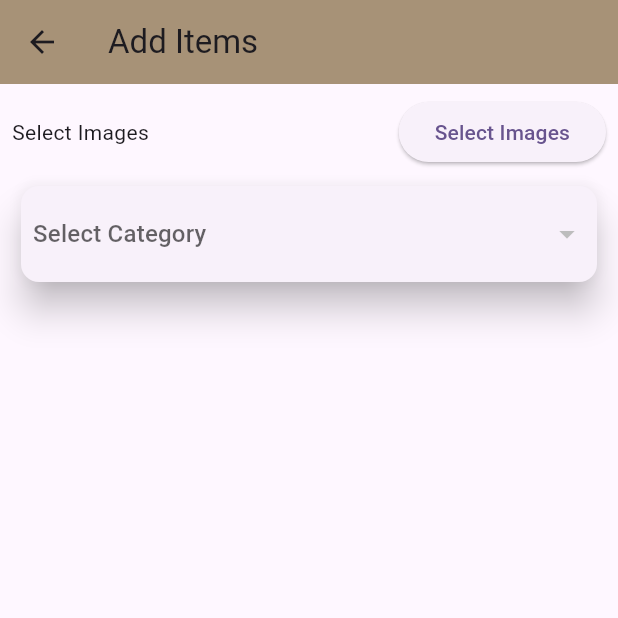
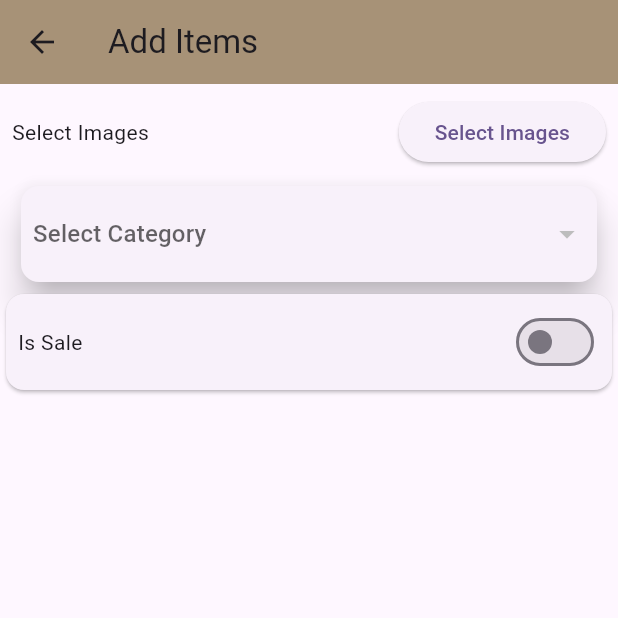
Before and after one commit to NajwaShaharudin/UniLoot, a Flutter app: the AddItemsScreen screen opened directly, on a phone screen of 412 x 824 dp, the top half of it. Run offline on Flutter 3.47's test engine with Material 3 defaults, Android fonts, the phone set to English and light mode, and no system bars; our stand-ins replace cached_network_image, carousel_slider, cloud_firestore, device_info_plus, firebase_auth, firebase_core and 10 more; missing offline and left inert: image_card; accounts and stored records are empty.

Commit message:
create switch button for sale item

```diff
--- /dev/null
+++ b/lib/controllers/is_sale_controller.dart
@@ -0,0 +1,10 @@
+import 'package:get/get.dart';
+
+class isSaleController extends GetxController {
+  RxBool isSale = false.obs;
+
+  void toggleIsSale(bool value){
+    isSale.value = value;
+    update();
+  }
+}
--- a/lib/screens/admin_panel/add_products_screen.dart
+++ b/lib/screens/admin_panel/add_products_screen.dart
@@ -7,6 +7,8 @@ import 'package:uni_loot/controllers/category_controller.dart';
 import 'package:uni_loot/utils/app_constant.dart';
 import 'package:uni_loot/widgets/admin_category_widget.dart';
 
+import '../../controllers/is_sale_controller.dart';
+
 class AddItemsScreen extends StatelessWidget {
    AddItemsScreen({super.key});
 
@@ -15,6 +17,9 @@ class AddItemsScreen extends StatelessWidget {
 
    CategoryController categoryController =
      Get.put(CategoryController());
+
+   isSaleController saleController =
+   Get.put(isSaleController());
 
   @override
   Widget build(BuildContext context) {
@@ -95,6 +100,31 @@ class AddItemsScreen extends StatelessWidget {
 
             //display category widget
             AdminCategoryWidget(),
+
+            //isSale
+            GetBuilder<isSaleController>(
+              init: isSaleController(),
+                builder: (isSaleController){
+                return Card(
+                  child: Padding(
+                  padding: EdgeInsets.all(8.0),
+                    child: Row(
+                      mainAxisAlignment: MainAxisAlignment.spaceBetween,
+                      children: [
+                        Text("Is Sale"),
+                        Switch(
+                            value: isSaleController.isSale.value,
+                            activeColor: AppConstant.appMainColor,
+                            onChanged: (value){
+                              isSaleController.toggleIsSale(value);
+                            },
+                        )
+                      ],
+                    ),
+                ),
+                );
+                },
+            )
           ],
         ),
       ),
```
